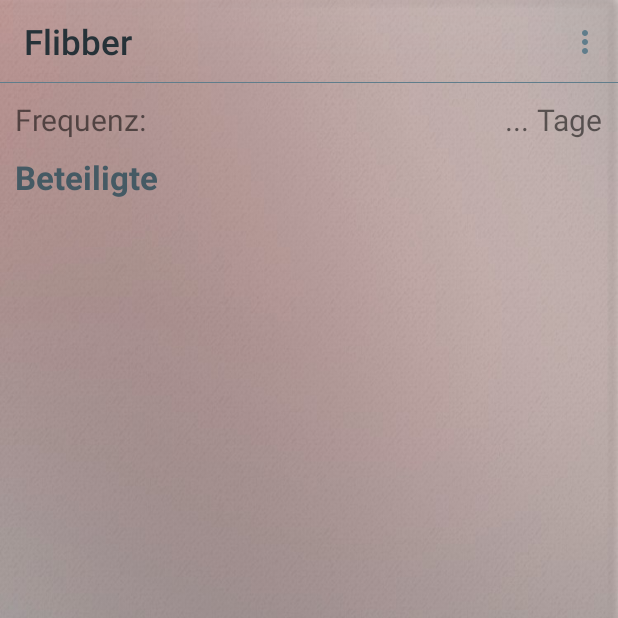
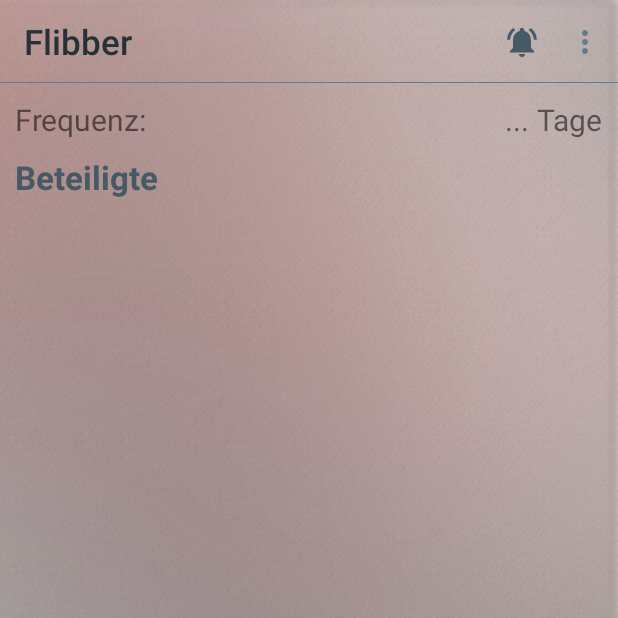
Before and after one commit to ChristianVes/Flibber, an Android app: the TaskActivity screen opened directly, with no data from a screen before it, on a phone screen of 412 x 824 dp, the top half of it. Run offline under Robolectric (Android 15) with nearby library versions, the light colour scheme and no system bars; our stand-ins replace CircleImageView, Firebase (no records; nobody signed in at launch, a user with empty details on screens opened directly); libraries missing offline, so code that uses them is left out: com.afollestad.materialdialogs; pictures from the network do not load; 7 statements that could not run were skipped.

Commit message:
task remind button

```diff
--- /dev/null
+++ b/app/src/main/res/drawable/ic_notifications_active_colored.xml
@@ -0,0 +1,9 @@
+<vector xmlns:android="http://schemas.android.com/apk/res/android"
+        android:width="24dp"
+        android:height="24dp"
+        android:viewportWidth="24.0"
+        android:viewportHeight="24.0">
+    <path
+        android:fillColor="@color/colorPrimaryDark"
+        android:pathData="M7.58,4.08L6.15,2.65C3.75,4.48 2.17,7.3 2.03,10.5h2c0.15,-2.65 1.51,-4.97 3.55,-6.42zM19.97,10.5h2c-0.15,-3.2 -1.73,-6.02 -4.12,-7.85l-1.42,1.43c2.02,1.45 3.39,3.77 3.54,6.42zM18,11c0,-3.07 -1.64,-5.64 -4.5,-6.32L13.5,4c0,-0.83 -0.67,-1.5 -1.5,-1.5s-1.5,0.67 -1.5,1.5v0.68C7.63,5.36 6,7.92 6,11v5l-2,2v1h16v-1l-2,-2v-5zM12,22c0.14,0 0.27,-0.01 0.4,-0.04 0.65,-0.14 1.18,-0.58 1.44,-1.18 0.1,-0.24 0.15,-0.5 0.15,-0.78h-4c0.01,1.1 0.9,2 2.01,2z"/>
+</vector>
--- a/app/src/main/res/layout/item_task.xml
+++ b/app/src/main/res/layout/item_task.xml
@@ -133,7 +133,8 @@
                 android:background="?selectableItemBackground"
                 app:srcCompat="@drawable/ic_notifications_active"
                 android:tint="@color/colorPrimary"
-                android:contentDescription="TODO" />
+                android:contentDescription="TODO"
+                android:visibility="gone"/>
 
 
         </RelativeLayout>
--- a/app/src/main/res/menu/menu_task.xml
+++ b/app/src/main/res/menu/menu_task.xml
@@ -1,6 +1,13 @@
 <?xml version="1.0" encoding="utf-8"?>
 <menu xmlns:android="http://schemas.android.com/apk/res/android"
     xmlns:app="http://schemas.android.com/apk/res-auto">
+
+    <item
+        android:id="@+id/action_remind"
+        android:title="Erinnern"
+        android:icon="@drawable/ic_notifications_active_colored"
+        app:showAsAction="always" />
+
 
     <item
         android:id="@+id/action_change"
```
Also changed, not shown: app/src/main/java/christian/eilers/flibber/Home/TaskActivity.java (+26 -0 lines), app/src/main/java/christian/eilers/flibber/Utils/MyFirebaseMessagingService.java (+10 -0 lines).
